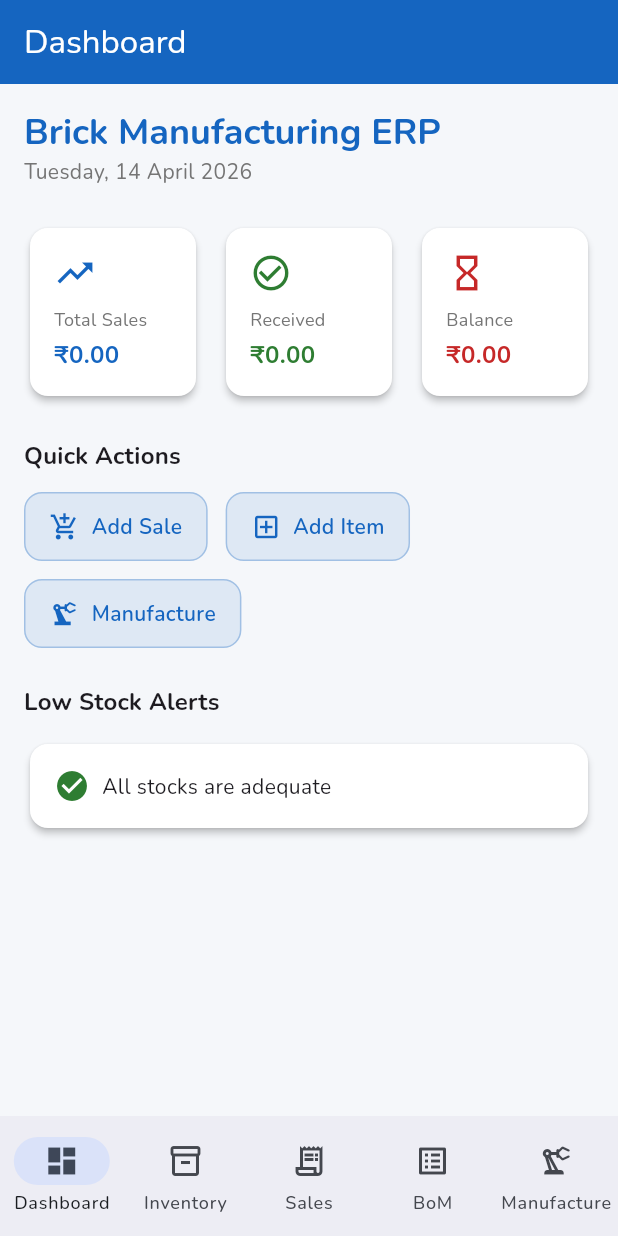
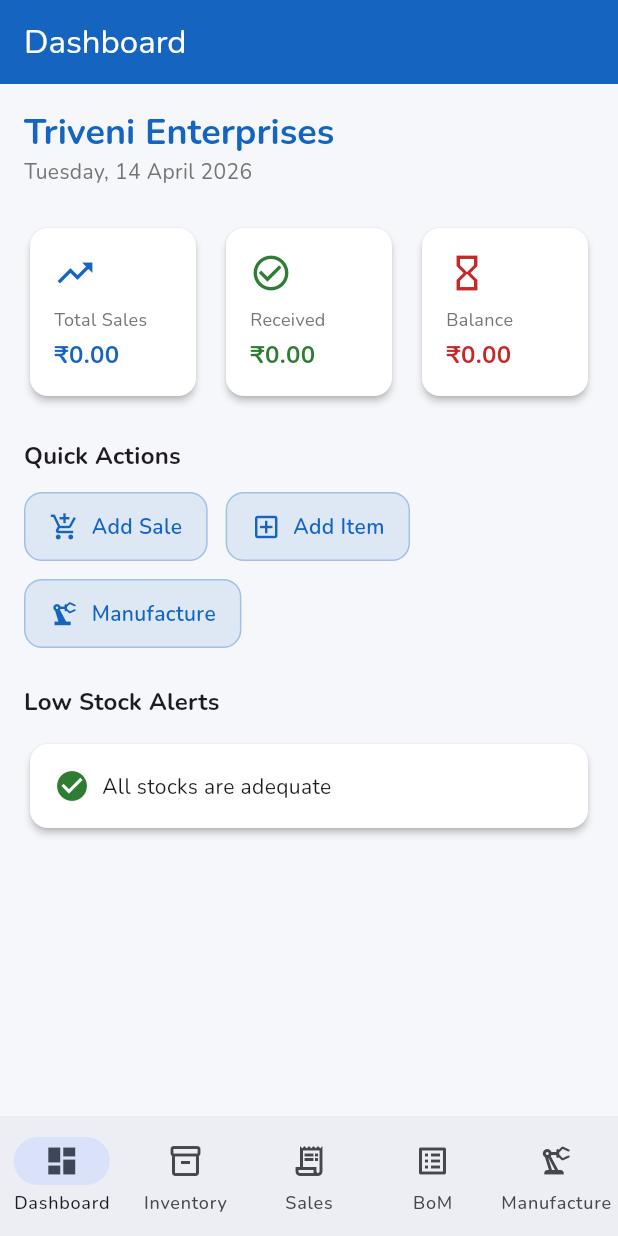
Before and after one commit to whyvav/TrivEnt, a Flutter app: the screen it shows after launch, on a phone screen of 412 x 824 dp. Run offline on Flutter 3.47's test engine with Material 3 defaults, Android fonts, the phone set to English and light mode, and no system bars; our stand-ins replace cloud_firestore, firebase_core, google_fonts; accounts and stored records are empty.

Commit message:
firm, app name change

```diff
--- a/trivent_flutter_test/lib/main.dart
+++ b/trivent_flutter_test/lib/main.dart
@@ -21,7 +21,7 @@ class BrickErpApp extends StatelessWidget {
   @override
   Widget build(BuildContext context) {
     return MaterialApp(
-      title: 'Brick ERP',
+      title: 'TrivEnt',
       debugShowCheckedModeBanner: false,
       theme: AppTheme.lightTheme,
       home: const MainShell(),
@@ -75,7 +75,7 @@ class _MainShellState extends State<MainShell> {
                 child: Column(children: [
                   Icon(Icons.factory, color: AppTheme.primary, size: 32),
                   const SizedBox(height: 4),
-                  Text('Brick ERP', style: TextStyle(
+                  Text('TrivEnt', style: TextStyle(
                     color: AppTheme.primary,
                     fontWeight: FontWeight.bold,
                     fontSize: 12,
--- a/trivent_flutter_test/lib/screens/dashboard_screen.dart
+++ b/trivent_flutter_test/lib/screens/dashboard_screen.dart
@@ -28,7 +28,7 @@ class DashboardScreen extends StatelessWidget {
               children: [
                 // Greeting
                 Text(
-                  'Brick Manufacturing ERP',
+                  'Triveni Enterprises',
                   style: Theme.of(context).textTheme.headlineSmall?.copyWith(
                     fontWeight: FontWeight.bold,
                     color: AppTheme.primary,
```
